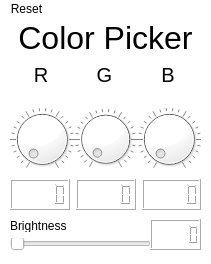
Before: the Qt Designer form Interfaces/ColorPicker/ColorPicker.ui in JPHAJP/Raspberry, drawn with Qt 5.
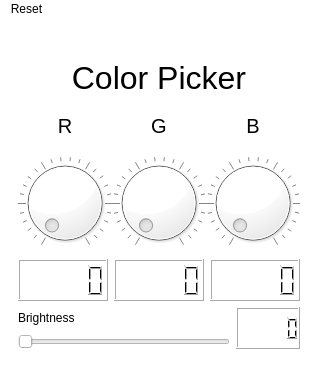
After: the same form once the commit is applied.

Commit message: Actualización de importación en logic_ColorPicker.py

What changed in the file:
```diff
--- a/Interfaces/ColorPicker/ColorPicker.ui
+++ b/Interfaces/ColorPicker/ColorPicker.ui
@@ -6,8 +6,8 @@
    <rect>
     <x>0</x>
     <y>0</y>
-    <width>211</width>
-    <height>264</height>
+    <width>220</width>
+    <height>280</height>
    </rect>
   </property>
   <property name="windowTitle">
@@ -17,155 +17,47 @@
    <string notr="true">background-color: rgb(255, 255, 255);</string>
   </property>
   <widget class="QWidget" name="centralwidget">
-   <widget class="QWidget" name="horizontalLayoutWidget">
-    <property name="geometry">
-     <rect>
-      <x>10</x>
-      <y>80</y>
-      <width>191</width>
-      <height>80</height>
-     </rect>
-    </property>
-    <layout class="QHBoxLayout" name="horizontalLayout">
-     <property name="spacing">
-      <number>0</number>
-     </property>
+   <layout class="QHBoxLayout" name="horizontalLayout_4">
      <item>
-      <widget class="QDial" name="dial_r">
-       <property name="notchesVisible">
-        <bool>true</bool>
-       </property>
-      </widget>
-     </item>
-     <item>
-      <widget class="QDial" name="dial_g">
-       <property name="notchesVisible">
-        <bool>true</bool>
-       </property>
-      </widget>
-     </item>
-     <item>
-      <widget class="QDial" name="dial_b">
-       <property name="notchesVisible">
-        <bool>true</bool>
-       </property>
-      </widget>
-     </item>
-    </layout>
-   </widget>
-   <widget class="QWidget" name="verticalLayoutWidget_2">
-    <property name="geometry">
-     <rect>
-      <x>10</x>
-      <y>200</y>
-      <width>141</width>
-      <height>31</height>
-     </rect>
-    </property>
-    <layout class="QVBoxLayout" name="verticalLayout_2">
-     <item>
-      <widget class="QLabel" name="label_br">
-       <property name="text">
-        <string>Brightness</string>
-       </property>
-      </widget>
-     </item>
-     <item>
-      <widget class="QSlider" name="slider_br">
+     <spacer name="horizontalSpacer">
        <property name="orientation">
         <enum>Qt::Horizontal</enum>
        </property>
-      </widget>
-     </item>
-    </layout>
-   </widget>
-   <widget class="QWidget" name="horizontalLayoutWidget_2">
-    <property name="geometry">
-     <rect>
-      <x>9</x>
-      <y>40</y>
-      <width>191</width>
-      <height>31</height>
-     </rect>
-    </property>
-    <layout class="QHBoxLayout" name="horizontalLayout_2">
-     <property name="spacing">
-      <number>0</number>
-     </property>
-     <item>
-      <widget class="QLabel" name="label_r">
-       <property name="font">
-        <font>
-         <pointsize>15</pointsize>
-        </font>
-       </property>
-       <property name="toolTipDuration">
-        <number>-11</number>
-       </property>
-       <property name="layoutDirection">
-        <enum>Qt::LeftToRight</enum>
-       </property>
-       <property name="text">
-        <string>R</string>
-       </property>
-       <property name="alignment">
-        <set>Qt::AlignCenter</set>
-       </property>
-      </widget>
+      <property name="sizeHint" stdset="0">
+       <size>
+        <width>40</width>
+        <height>20</height>
+       </size>
+      </property>
+     </spacer>
      </item>
      <item>
-      <widget class="QLabel" name="label_g">
-       <property name="font">
-        <font>
-         <pointsize>15</pointsize>
-        </font>
-       </property>
-       <property name="toolTipDuration">
-        <number>-11</number>
-       </property>
-       <property name="layoutDirection">
-        <enum>Qt::LeftToRight</enum>
-       </property>
-       <property name="text">
-        <string>G</string>
-       </property>
-       <property name="alignment">
-        <set>Qt::AlignCenter</set>
-       </property>
-      </widget>
-     </item>
+     <widget class="QWidget" name="widget" native="true">
+      <property name="minimumSize">
+       <size>
+        <width>300</width>
+        <height>350</height>
+       </size>
+      </property>
+      <layout class="QVBoxLayout" name="verticalLayout">
      <item>
-      <widget class="QLabel" name="label_b">
-       <property name="font">
-        <font>
-         <pointsize>15</pointsize>
-        </font>
-       </property>
-       <property name="toolTipDuration">
-        <number>-11</number>
-       </property>
-       <property name="layoutDirection">
-        <enum>Qt::LeftToRight</enum>
-       </property>
-       <property name="text">
-        <string>B</string>
-       </property>
-       <property name="alignment">
-        <set>Qt::AlignCenter</set>
-       </property>
-      </widget>
-     </item>
-    </layout>
-   </widget>
+        <spacer name="verticalSpacer">
+         <property name="orientation">
+          <enum>Qt::Vertical</enum>
+         </property>
+         <property name="sizeType">
+          <enum>QSizePolicy::Minimum</enum>
+         </property>
+         <property name="sizeHint" stdset="0">
+          <size>
+           <width>10</width>
+           <height>20</height>
+          </size>
+         </property>
+        </spacer>
+       </item>
+       <item>
    <widget class="QLabel" name="label_tt">
-    <property name="geometry">
-     <rect>
-      <x>10</x>
-      <y>0</y>
-      <width>191</width>
-      <height>37</height>
-     </rect>
-    </property>
     <property name="font">
      <font>
       <family>MS UI Gothic</family>
@@ -185,15 +77,106 @@
      <set>Qt::AlignCenter</set>
     </property>
    </widget>
-   <widget class="QWidget" name="horizontalLayoutWidget_3">
-    <property name="geometry">
-     <rect>
-      <x>10</x>
-      <y>160</y>
-      <width>191</width>
-      <height>31</height>
-     </rect>
-    </property>
+       </item>
+       <item>
+        <layout class="QHBoxLayout" name="horizontalLayout_2">
+         <property name="spacing">
+          <number>0</number>
+         </property>
+         <item>
+          <widget class="QLabel" name="label_r">
+           <property name="font">
+            <font>
+             <pointsize>15</pointsize>
+            </font>
+           </property>
+           <property name="toolTipDuration">
+            <number>-11</number>
+           </property>
+           <property name="layoutDirection">
+            <enum>Qt::LeftToRight</enum>
+           </property>
+           <property name="text">
+            <string>R</string>
+           </property>
+           <property name="alignment">
+            <set>Qt::AlignCenter</set>
+           </property>
+          </widget>
+         </item>
+         <item>
+          <widget class="QLabel" name="label_g">
+           <property name="font">
+            <font>
+             <pointsize>15</pointsize>
+            </font>
+           </property>
+           <property name="toolTipDuration">
+            <number>-11</number>
+           </property>
+           <property name="layoutDirection">
+            <enum>Qt::LeftToRight</enum>
+           </property>
+           <property name="text">
+            <string>G</string>
+           </property>
+           <property name="alignment">
+            <set>Qt::AlignCenter</set>
+           </property>
+          </widget>
+         </item>
+         <item>
+          <widget class="QLabel" name="label_b">
+           <property name="font">
+            <font>
+             <pointsize>15</pointsize>
+            </font>
+           </property>
+           <property name="toolTipDuration">
+            <number>-11</number>
+           </property>
+           <property name="layoutDirection">
+            <enum>Qt::LeftToRight</enum>
+           </property>
+           <property name="text">
+            <string>B</string>
+           </property>
+           <property name="alignment">
+            <set>Qt::AlignCenter</set>
+           </property>
+          </widget>
+         </item>
+        </layout>
+       </item>
+       <item>
+        <layout class="QHBoxLayout" name="horizontalLayout">
+         <property name="spacing">
+          <number>0</number>
+         </property>
+         <item>
+          <widget class="QDial" name="dial_r">
+           <property name="notchesVisible">
+            <bool>true</bool>
+           </property>
+          </widget>
+         </item>
+         <item>
+          <widget class="QDial" name="dial_g">
+           <property name="notchesVisible">
+            <bool>true</bool>
+           </property>
+          </widget>
+         </item>
+         <item>
+          <widget class="QDial" name="dial_b">
+           <property name="notchesVisible">
+            <bool>true</bool>
+           </property>
+          </widget>
+         </item>
+        </layout>
+       </item>
+       <item>
     <layout class="QHBoxLayout" name="horizontalLayout_3">
      <item>
       <widget class="QLCDNumber" name="lcdNumber_R"/>
@@ -205,24 +188,72 @@
       <widget class="QLCDNumber" name="lcdNumber_b"/>
      </item>
     </layout>
-   </widget>
-   <widget class="QLCDNumber" name="lcdNumber_br">
-    <property name="geometry">
-     <rect>
-      <x>150</x>
-      <y>200</y>
-      <width>51</width>
-      <height>31</height>
-     </rect>
-    </property>
-   </widget>
+       </item>
+       <item>
+        <layout class="QHBoxLayout" name="horizontalLayout_5">
+         <item>
+          <layout class="QVBoxLayout" name="verticalLayout_2">
+           <item>
+            <widget class="QLabel" name="label_br">
+             <property name="text">
+              <string>Brightness</string>
+             </property>
+            </widget>
+           </item>
+           <item>
+            <widget class="QSlider" name="slider_br">
+             <property name="orientation">
+              <enum>Qt::Horizontal</enum>
+             </property>
+            </widget>
+           </item>
+          </layout>
+         </item>
+         <item>
+          <widget class="QLCDNumber" name="lcdNumber_br"/>
+         </item>
+        </layout>
+       </item>
+       <item>
+        <spacer name="verticalSpacer_2">
+         <property name="orientation">
+          <enum>Qt::Vertical</enum>
+         </property>
+         <property name="sizeType">
+          <enum>QSizePolicy::Minimum</enum>
+         </property>
+         <property name="sizeHint" stdset="0">
+          <size>
+           <width>10</width>
+           <height>20</height>
+          </size>
+         </property>
+        </spacer>
+       </item>
+      </layout>
+     </widget>
+    </item>
+    <item>
+     <spacer name="horizontalSpacer_2">
+      <property name="orientation">
+       <enum>Qt::Horizontal</enum>
+      </property>
+      <property name="sizeHint" stdset="0">
+       <size>
+        <width>40</width>
+        <height>20</height>
+       </size>
+      </property>
+     </spacer>
+    </item>
+   </layout>
   </widget>
   <widget class="QMenuBar" name="menubar">
    <property name="geometry">
     <rect>
      <x>0</x>
      <y>0</y>
-     <width>211</width>
+     <width>220</width>
      <height>18</height>
     </rect>
    </property>
```
Lines whose indentation alone changed are shown as unchanged. The commit also changes 8 other files.
